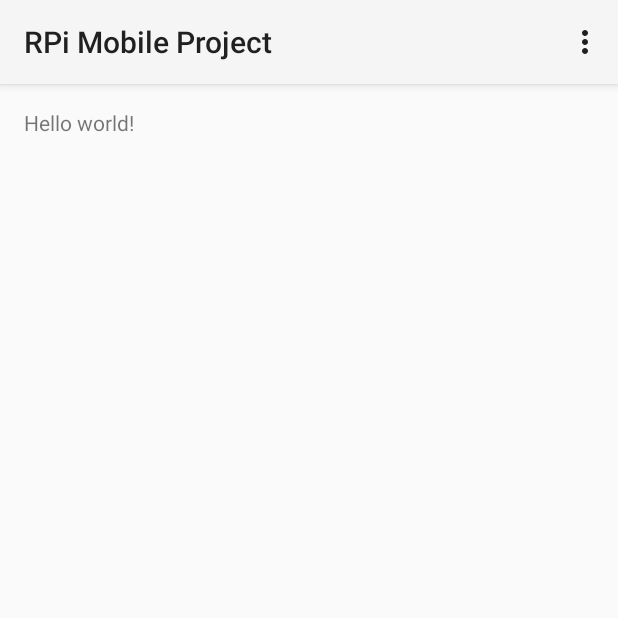
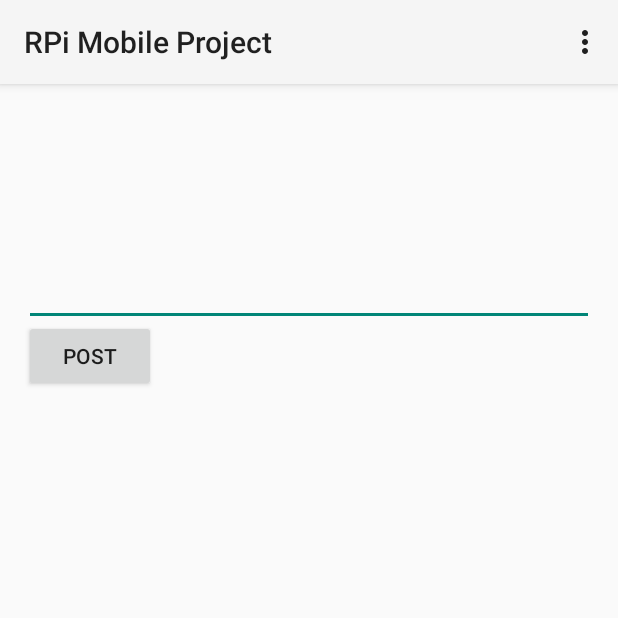
Before and after one commit to zealtron/RPi, an Android app: the screen it shows after launch (MainActivity), on a phone screen of 412 x 824 dp, the top half of it. Run offline under Robolectric (Android 15) with nearby library versions, the phone set to English and light mode, and no system bars.

Commit message:
initial derp, set up post text and button, doesn't work yet

```diff
--- a/app/src/main/res/layout/activity_main.xml
+++ b/app/src/main/res/layout/activity_main.xml
@@ -5,7 +5,21 @@
     android:paddingTop="@dimen/activity_vertical_margin"
     android:paddingBottom="@dimen/activity_vertical_margin" tools:context=".MainActivity">
 
-    <TextView android:text="@string/hello_world" android:layout_width="wrap_content"
-        android:layout_height="wrap_content" />
+    <Button
+        android:layout_width="wrap_content"
+        android:layout_height="wrap_content"
+        android:text="Post"
+        android:id="@+id/post_button"
+        android:layout_marginTop="141dp"
+        android:onClick="sendPost" />
+
+    <EditText
+        android:layout_width="fill_parent"
+        android:layout_height="wrap_content"
+        android:id="@+id/editText"
+        android:layout_alignBottom="@+id/post_button"
+        android:layout_alignLeft="@+id/post_button"
+        android:layout_alignStart="@+id/post_button"
+        android:layout_marginBottom="44dp" />
 
 </RelativeLayout>
```
Also changed, not shown: app/src/main/java/cs4720furrett/rpimobileproject/MainActivity.java (+48 -0 lines), 1 other file.
